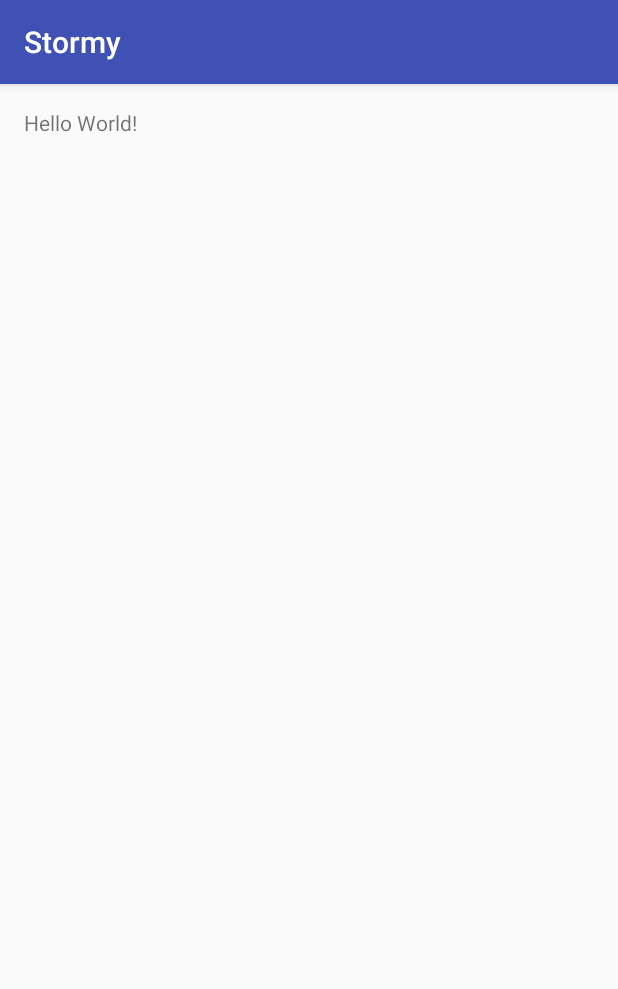
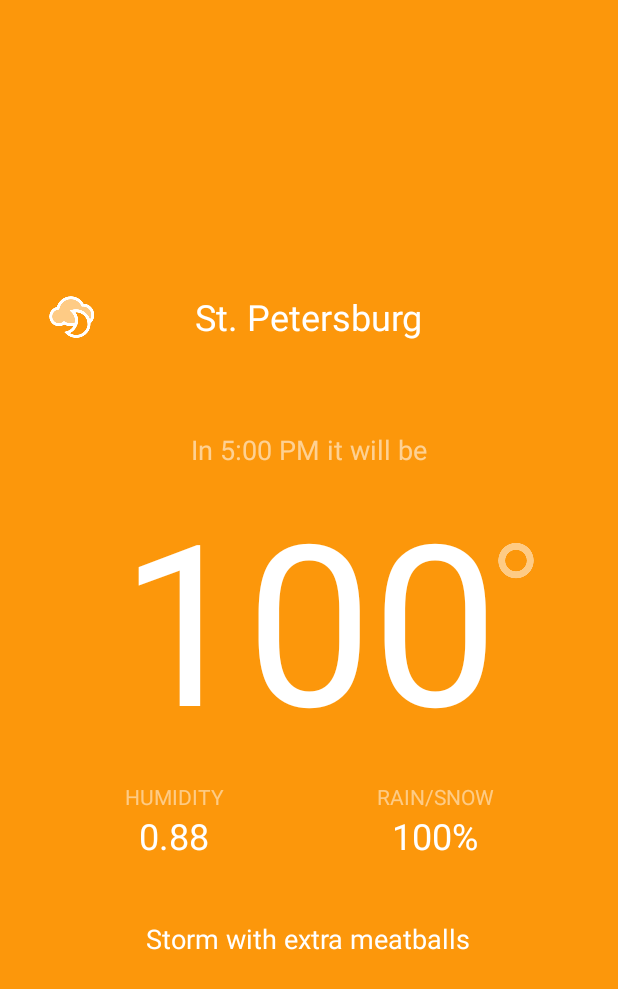
Before and after one commit to ZadorozhnyiSemen/Stormy, an Android app: the screen it shows after launch (MainActivity), on a phone screen of 412 x 824 dp. Shown: the top 989 px of the screen. Run offline under Robolectric (Android 15) with nearby library versions, the phone set to English and light mode, and no system bars.

Commit message:
Add UI interface

```diff
--- a/app/src/main/AndroidManifest.xml
+++ b/app/src/main/AndroidManifest.xml
@@ -11,7 +11,8 @@
         android:label="@string/app_name"
         android:supportsRtl="true"
         android:theme="@style/AppTheme">
-        <activity android:name=".MainActivity">
+        <activity android:name=".MainActivity"
+            android:screenOrientation="portrait">
             <intent-filter>
                 <action android:name="android.intent.action.MAIN"/>
 
--- a/app/src/main/res/layout/activity_main.xml
+++ b/app/src/main/res/layout/activity_main.xml
@@ -1,6 +1,7 @@
 <?xml version="1.0" encoding="utf-8"?>
 <RelativeLayout
     xmlns:android="http://schemas.android.com/apk/res/android"
+    xmlns:app="http://schemas.android.com/apk/res-auto"
     xmlns:tools="http://schemas.android.com/tools"
     android:id="@+id/activity_main"
     android:layout_width="match_parent"
@@ -9,10 +10,129 @@
     android:paddingLeft="@dimen/activity_horizontal_margin"
     android:paddingRight="@dimen/activity_horizontal_margin"
     android:paddingTop="@dimen/activity_vertical_margin"
-    tools:context="reksoft.zadorozhnyi.stormy.MainActivity">
+    tools:context="reksoft.zadorozhnyi.stormy.MainActivity"
+    android:background="#FFFC970B">
 
     <TextView
+        android:text="100"
         android:layout_width="wrap_content"
         android:layout_height="wrap_content"
-        android:text="Hello World!"/>
+        android:layout_centerVertical="true"
+        android:layout_centerHorizontal="true"
+        android:id="@+id/temperatureLabel"
+        android:textColor="@android:color/background_light"
+        android:textSize="150sp"/>
+
+    <ImageView
+        android:layout_width="wrap_content"
+        android:layout_height="wrap_content"
+        app:srcCompat="@drawable/degree"
+        android:layout_alignTop="@+id/temperatureLabel"
+        android:layout_toRightOf="@+id/temperatureLabel"
+        android:layout_toEndOf="@+id/temperatureLabel"
+        android:id="@+id/degreeImageView"
+        android:layout_marginTop="50dp"/>
+
+    <TextView
+        android:text="In 5:00 PM it will be"
+        android:layout_width="wrap_content"
+        android:layout_height="wrap_content"
+        android:layout_above="@+id/temperatureLabel"
+        android:layout_centerHorizontal="true"
+        android:id="@+id/timeLabel"
+        android:textColor="#8FFFFFFF"
+        android:textSize="18sp"/>
+
+    <TextView
+        android:text="St. Petersburg"
+        android:layout_width="wrap_content"
+        android:layout_height="wrap_content"
+        android:layout_above="@+id/timeLabel"
+        android:layout_centerHorizontal="true"
+        android:id="@+id/locationLabel"
+        android:textColor="@android:color/background_light"
+        android:layout_marginBottom="60dp"
+        android:textSize="24sp"/>
+
+    <ImageView
+        android:layout_width="wrap_content"
+        android:layout_height="wrap_content"
+        app:srcCompat="@drawable/cloudy_night"
+        android:id="@+id/iconImageView"
+        android:layout_alignBottom="@+id/locationLabel"
+        android:layout_alignParentLeft="true"
+        android:layout_alignParentStart="true"/>
+
+    <LinearLayout
+        android:orientation="horizontal"
+        android:layout_width="match_parent"
+        android:layout_height="wrap_content"
+        android:layout_below="@+id/temperatureLabel"
+        android:layout_centerHorizontal="true"
+        android:layout_marginTop="10dp"
+        android:id="@+id/linearLayout">
+
+        <LinearLayout
+            android:orientation="vertical"
+            android:layout_width="wrap_content"
+            android:layout_height="match_parent"
+            android:layout_weight="1"
+            >
+
+            <TextView
+                android:text="HUMIDITY"
+                android:layout_width="match_parent"
+                android:layout_height="wrap_content"
+                android:id="@+id/humidityLabel"
+                android:textColor="#80FFFFFF"
+                android:gravity="center_horizontal"/>
+
+            <TextView
+                android:text="0.88"
+                android:layout_width="match_parent"
+                android:layout_height="wrap_content"
+                android:id="@+id/humidityValue"
+                android:textSize="24sp"
+                android:textColor="@android:color/background_light"
+                android:gravity="center_horizontal"/>
+        </LinearLayout>
+
+        <LinearLayout
+            android:orientation="vertical"
+            android:layout_width="wrap_content"
+            android:layout_height="match_parent"
+            android:layout_weight="1">
+
+            <TextView
+                android:text="RAIN/SNOW"
+                android:layout_width="match_parent"
+                android:layout_height="wrap_content"
+                android:id="@+id/precipLabel"
+                android:textColor="#80FFFFFF"
+                android:gravity="center_horizontal"/>
+
+            <TextView
+                android:text="100%"
+                android:layout_width="match_parent"
+                android:layout_height="wrap_content"
+                android:id="@+id/precipValue"
+                android:textColor="@android:color/background_light"
+                android:textSize="24sp"
+                android:gravity="center_horizontal"/>
+        </LinearLayout>
+
+    </LinearLayout>
+
+    <TextView
+        android:text="Storm with extra meatballs"
+        android:layout_width="wrap_content"
+        android:layout_height="wrap_content"
+        android:layout_below="@+id/linearLayout"
+        android:layout_centerHorizontal="true"
+        android:id="@+id/textView9"
+        android:layout_marginTop="40dp"
+        android:textColor="@android:color/background_light"
+        android:textSize="18dp"
+        android:gravity="center_horizontal"/>
+
 </RelativeLayout>
--- a/app/src/main/res/values/dimens.xml
+++ b/app/src/main/res/values/dimens.xml
@@ -1,5 +1,5 @@
 <resources>
     <!-- Default screen margins, per the Android Design guidelines. -->
-    <dimen name="activity_horizontal_margin">16dp</dimen>
+    <dimen name="activity_horizontal_margin">32dp</dimen>
     <dimen name="activity_vertical_margin">16dp</dimen>
 </resources>
--- a/app/src/main/res/values/styles.xml
+++ b/app/src/main/res/values/styles.xml
@@ -1,7 +1,7 @@
 <resources>
 
     <!-- Base application theme. -->
-    <style name="AppTheme" parent="Theme.AppCompat.Light.DarkActionBar">
+    <style name="AppTheme" parent="Theme.AppCompat.Light.NoActionBar">
         <!-- Customize your theme here. -->
         <item name="colorPrimary">@color/colorPrimary</item>
         <item name="colorPrimaryDark">@color/colorPrimaryDark</item>
```
